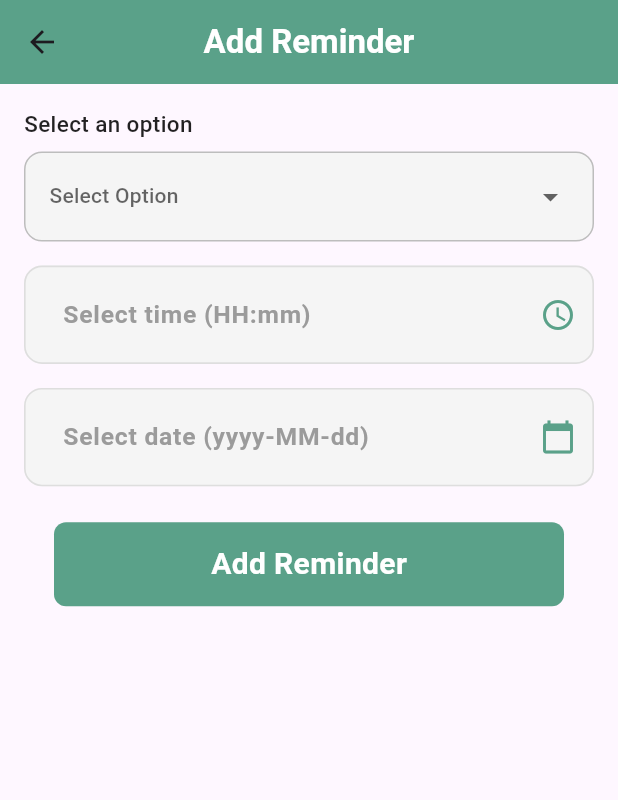
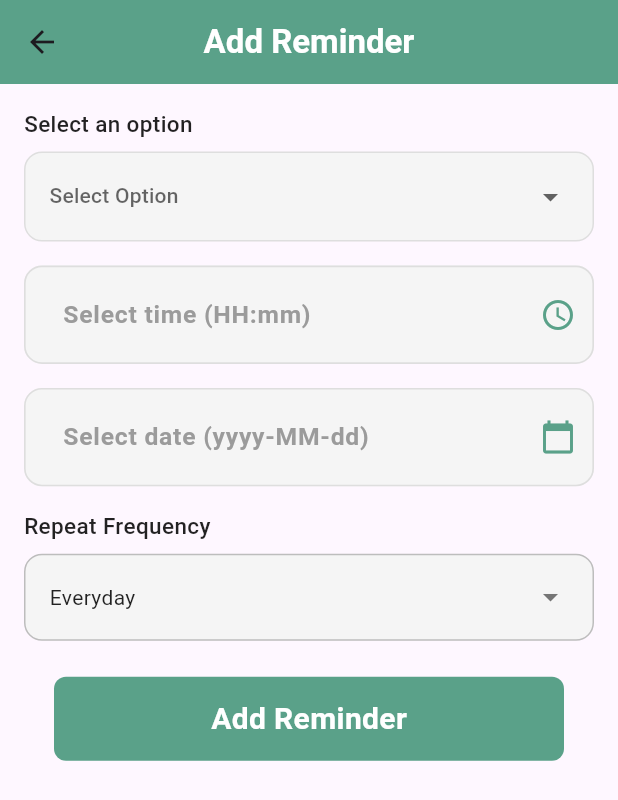
Before and after one commit to ahmedintakhab/GDM-App, a Flutter app: the AddReminders screen opened directly, on a phone screen of 412 x 824 dp. Shown: the top 800 px of the screen. Run offline on Flutter 3.47's test engine with Material 3 defaults, Android fonts, the phone set to English and light mode, and no system bars; drawn by our look-alikes of dropdown_button2; our stand-ins replace cloud_firestore, firebase_auth, firebase_core, fl_chart, flutter_screenutil, fluttertoast and 4 more; accounts and stored records are empty; Roboto replaces fonts that are missing (Gilroy).

Commit message:
Add reminder screens

```diff
--- a/lib/reminder/add_reminders_screen.dart
+++ b/lib/reminder/add_reminders_screen.dart
@@ -1,8 +1,9 @@
 import 'package:flutter/material.dart';
 import 'package:dropdown_button2/dropdown_button2.dart';
-
 import '../widgets/custom_button.dart';
 import '../widgets/custom_text_form_field.dart';
+import '../widgets/dropdown_widget.dart';
+import 'all_reminders_screen.dart'; // Import the AllReminders screen
 
 class AddReminders extends StatefulWidget {
   @override
@@ -12,15 +13,26 @@
 class _AddRemindersState extends State<AddReminders> {
   final TextEditingController _timeController = TextEditingController();
   final TextEditingController _dateController = TextEditingController();
-  String? _selectedDropdownValue; // NEW: For storing dropdown value
+  String? _selectedDropdownValue;
+  String _selectedFrequency = 'Everyday'; // Default frequency
   bool _showDiabetesTestDate = false;
+
+  // Add a list of frequency options
+  final List<String> _frequencyOptions = [
+    'Everyday',
+    'Weekdays',
+    'Weekends',
+    'Mon, Wed, Fri',
+    'Tue, Thu',
+    'Once',
+  ];
 
   Future<void> _selectDate(BuildContext context) async {
     final DateTime? picked = await showDatePicker(
       context: context,
       initialDate: DateTime.now(),
       firstDate: DateTime(1900),
-      lastDate: DateTime.now(),
+      lastDate: DateTime(2100), // Allow future dates for reminders
     );
     if (picked != null) {
       setState(() {
@@ -30,21 +42,67 @@
   }
 
   Future<void> _selectTime() async {
-    // Show the time picker
     final TimeOfDay? pickedTime = await showTimePicker(
       context: context,
-      initialTime: TimeOfDay.now(), // Set the initial time to the current time
+      initialTime: TimeOfDay.now(),
     );
 
-    // If the user selects a time, update the text field
     if (pickedTime != null) {
       setState(() {
-        // Format the time as HH:mm
         final hour = pickedTime.hour.toString().padLeft(2, '0');
         final minute = pickedTime.minute.toString().padLeft(2, '0');
         _timeController.text = '$hour:$minute';
       });
     }
+  }
+
+  void _showFrequencyPicker() {
+    showModalBottomSheet(
+      context: context,
+      shape: RoundedRectangleBorder(
+        borderRadius: BorderRadius.vertical(top: Radius.circular(16)),
+      ),
+      builder: (context) {
+        return Container(
+          padding: EdgeInsets.symmetric(vertical: 16),
+          child: Column(
+            mainAxisSize: MainAxisSize.min,
+            children: [
+              Padding(
+                padding: const EdgeInsets.symmetric(horizontal: 16, vertical: 8),
+                child: Text(
+                  'Select Frequency',
+                  style: TextStyle(
+                    fontSize: 18,
+                    fontWeight: FontWeight.bold,
+                  ),
+                ),
+              ),
+              Divider(),
+              Expanded(
+                child: ListView.builder(
+                  itemCount: _frequencyOptions.length,
+                  itemBuilder: (context, index) {
+                    return ListTile(
+                      title: Text(_frequencyOptions[index]),
+                      onTap: () {
+                        setState(() {
+                          _selectedFrequency = _frequencyOptions[index];
+                        });
+                        Navigator.pop(context);
+                      },
+                      trailing: _selectedFrequency == _frequencyOptions[index]
+                          ? Icon(Icons.check, color: Color(0XFF5AA189))
+                          : null,
+                    );
+                  },
+                ),
+              ),
+            ],
+          ),
+        );
+      },
+    );
   }
 
   @override
@@ -53,18 +111,21 @@
       appBar: AppBar(
         centerTitle: true,
         backgroundColor: Color(0XFF5AA189),
-        title: Text('Add Reminder', style: TextStyle(color: Colors.white, fontWeight: FontWeight.bold),),
+        title: Text(
+          'Add Reminder',
+          style: TextStyle(color: Colors.white, fontWeight: FontWeight.bold),
+        ),
       ),
       body: SingleChildScrollView(
         padding: const EdgeInsets.all(16.0),
         child: Column(
+          crossAxisAlignment: CrossAxisAlignment.start,
           children: [
             // Dropdown Widget
             DropdownWidget(
               onChanged: (value) {
                 setState(() {
-                  _selectedDropdownValue = value; // Save selected value here
-
+                  _selectedDropdownValue = value;
                 });
               },
               showDiabetesTestDate: false,
@@ -89,7 +150,7 @@
               suffixIcon: IconButton(
                 icon: Icon(Icons.access_time),
                 color: Color(0XFF5AA189),
-                onPressed: _selectTime, // Open the time picker when the icon is clicked
+                onPressed: _selectTime,
               ),
             ),
             SizedBox(height: 16),
@@ -106,20 +167,86 @@
               validator: (value) =>
               value?.isEmpty ?? true ? 'Please select date' : null,
             ),
+            SizedBox(height: 16),
+
+            // Frequency Selector
+            Text(
+              'Repeat Frequency',
+              style: TextStyle(
+                fontSize: 15,
+                fontWeight: FontWeight.w500,
+                color: Colors.black87,
+              ),
+            ),
+            SizedBox(height: 8),
+            InkWell(
+              onTap: _showFrequencyPicker,
+              child: Container(
+                width: double.infinity,
+                padding: EdgeInsets.symmetric(horizontal: 16, vertical: 16),
+                decoration: BoxDecoration(
+                  borderRadius: BorderRadius.circular(12),
+                  border: Border.all(
+                    color: Colors.grey.shade400,
+                    width: 1,
+                  ),
+                  color: const Color(0xFFF5F5F5),
+                ),
+                child: Row(
+                  mainAxisAlignment: MainAxisAlignment.spaceBetween,
+                  children: [
+                    Text(
+                      _selectedFrequency,
+                      style: TextStyle(
+                        fontSize: 14,
+                        color: Colors.black87,
+                      ),
+                    ),
+                    Icon(
+                      Icons.arrow_drop_down,
+                      color: Colors.grey[600],
+                    ),
+                  ],
+                ),
+              ),
+            ),
             SizedBox(height: 24),
 
             // Set Reminder Button
             CustomButton(
               onTap: () {
-                // Handle the "Set Reminder" button tap
-                if (_timeController.text.isEmpty || _dateController.text.isEmpty) {
+                // Validate inputs
+                if (_timeController.text.isEmpty ||
+                    _dateController.text.isEmpty ||
+                    _selectedDropdownValue == null) {
                   ScaffoldMessenger.of(context).showSnackBar(
-                    SnackBar(content: Text('Please select both time and date')),
+                    SnackBar(
+                      content: Text('Please fill all fields'),
+                    ),
                   );
-                } else {
-                  // Add your logic to set the reminder
-                  print('Reminder add for ${_dateController.text} at ${_timeController.text}');
+                  return;
                 }
+
+                // Create a new reminder
+                final newReminder = Reminder(
+                  id: DateTime.now().millisecondsSinceEpoch.toString(), // Generate unique ID
+                  time: _timeController.text,
+                  frequency: _selectedFrequency,
+                  date: _dateController.text,
+                  type: _selectedDropdownValue!,
+                );
+
+                // Navigate directly to AllReminders screen instead of going back
+                Navigator.pushReplacement(
+                  context,
+                  MaterialPageRoute(
+                    builder: (context) => AllReminders(),
+                  ),
+                );
+
+                // You might want to add the reminder to a database or state management solution here
+                // For example, if using Provider:
+                // Provider.of<ReminderProvider>(context, listen: false).addReminder(newReminder);
               },
               buttonText: 'Add Reminder',
             ),
@@ -129,109 +256,3 @@
     );
   }
 }
-
-// Custom Dropdown Widget
-class DropdownWidget extends StatefulWidget {
-  final Function(String?) onChanged;
-  final bool showDiabetesTestDate;
-  final TextEditingController diabetesTestDateController;
-  final List<String> items;
-  final String label;
-
-  const DropdownWidget({
-    Key? key,
-    required this.onChanged,
-    required this.showDiabetesTestDate,
-    required this.diabetesTestDateController,
-    required this.items,
-    required this.label,
-  }) : super(key: key);
-
-  @override
-  _DropdownWidgetState createState() => _DropdownWidgetState();
-}
-
-class _DropdownWidgetState extends State<DropdownWidget> {
-  String? selectedValue;
-
-  @override
-  Widget build(BuildContext context) {
-    return Column(
-      crossAxisAlignment: CrossAxisAlignment.start,
-      children: [
-        Text(
-          widget.label,
-          style: TextStyle(
-            fontSize: 15,
-            fontWeight: FontWeight.w500,
-            color: Colors.black87,
-          ),
-        ),
-        SizedBox(height: 8),
-        DropdownButtonHideUnderline(
-          child: DropdownButton2<String>(
-            isExpanded: true,
-            hint: Text(
-              'Select Option',
-              style: TextStyle(
-                fontSize: 14,
-                color: Theme.of(context).hintColor,
-              ),
-            ),
-            items: widget.items
-                .map((String item) => DropdownMenuItem<String>(
-              value: item,
-              child: Text(
-                item,
-                style: TextStyle(
-                  fontSize: 14,
-                ),
-              ),
-            ))
-                .toList(),
-            value: selectedValue,
-            onChanged: (String? value) {
-              setState(() {
-                selectedValue = value;
-              });
-              widget.onChanged(value);
-            },
-            buttonStyleData: ButtonStyleData(
-              padding: EdgeInsets.symmetric(horizontal: 16),
-              height: 60,
-              width: double.infinity,
-              decoration: BoxDecoration(
-                borderRadius: BorderRadius.circular(12),
-                border: Border.all(
-                  color: Colors.grey.shade400,
-                  width: 1,
-                ),
-                color: const Color(0xFFF5F5F5),
-              ),
-            ),
-            menuItemStyleData: const MenuItemStyleData(
-              height: 40,
-            ),
-            dropdownStyleData: DropdownStyleData(
-              decoration: BoxDecoration(
-                borderRadius: BorderRadius.circular(12),
-                border: Border.all(
-                  color: Colors.grey.shade300,
-                ),
-              ),
-            ),
-          ),
-        ),
-        if (widget.showDiabetesTestDate) ...[
-          SizedBox(height: 16),
-          CustomTextFormField(
-            controller: widget.diabetesTestDateController,
-            hintText: 'When was the diabetes test done?',
-            validator: (value) =>
-            value?.isEmpty ?? true ? 'Please enter test date' : null,
-          ),
-        ],
-      ],
-    );
-  }
-}
--- a/pubspec.yaml
+++ b/pubspec.yaml
@@ -49,6 +49,8 @@
   provider: ^6.1.2
   sensors_plus: ^6.1.1
   dropdown_button2: ^2.3.9
+#  flutter_local_notifications: ^19.0.0
+#  timezone: ^0.10.0
 
 
 dev_dependencies:
```
Also changed, not shown: lib/reminder/all_reminders_screen.dart (added, +157 -0 lines), lib/reminder/delete_reminder_dialog.dart (added, +55 -0 lines), lib/reminder/reminder_item_widget.dart (added, +112 -0 lines).
